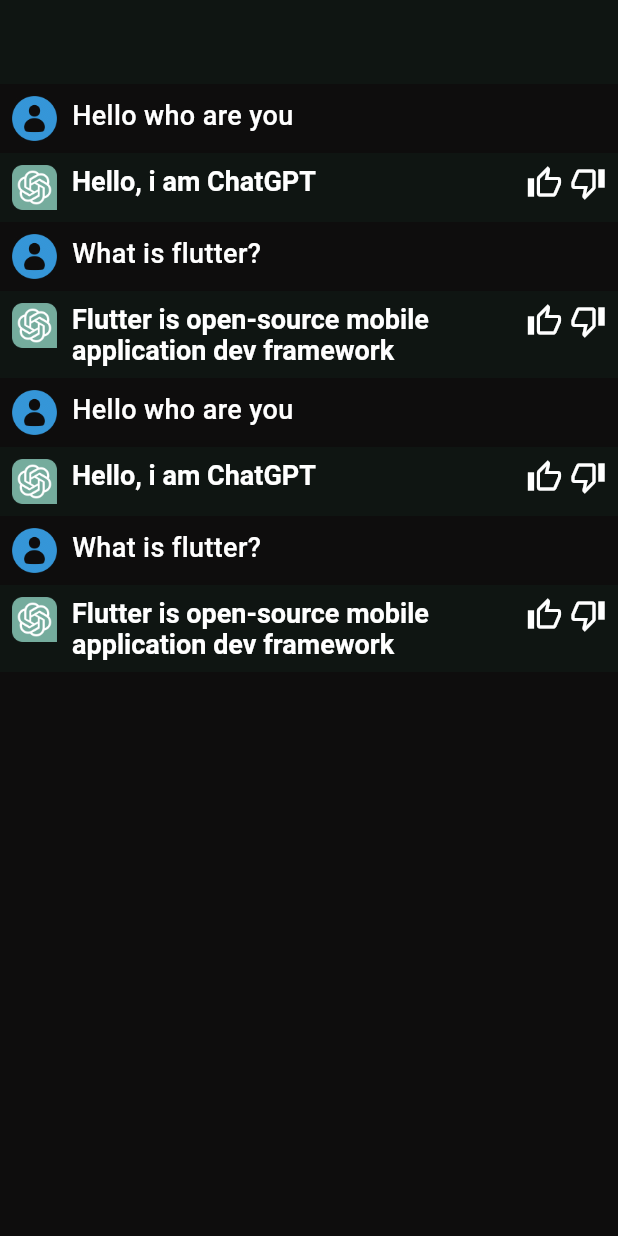
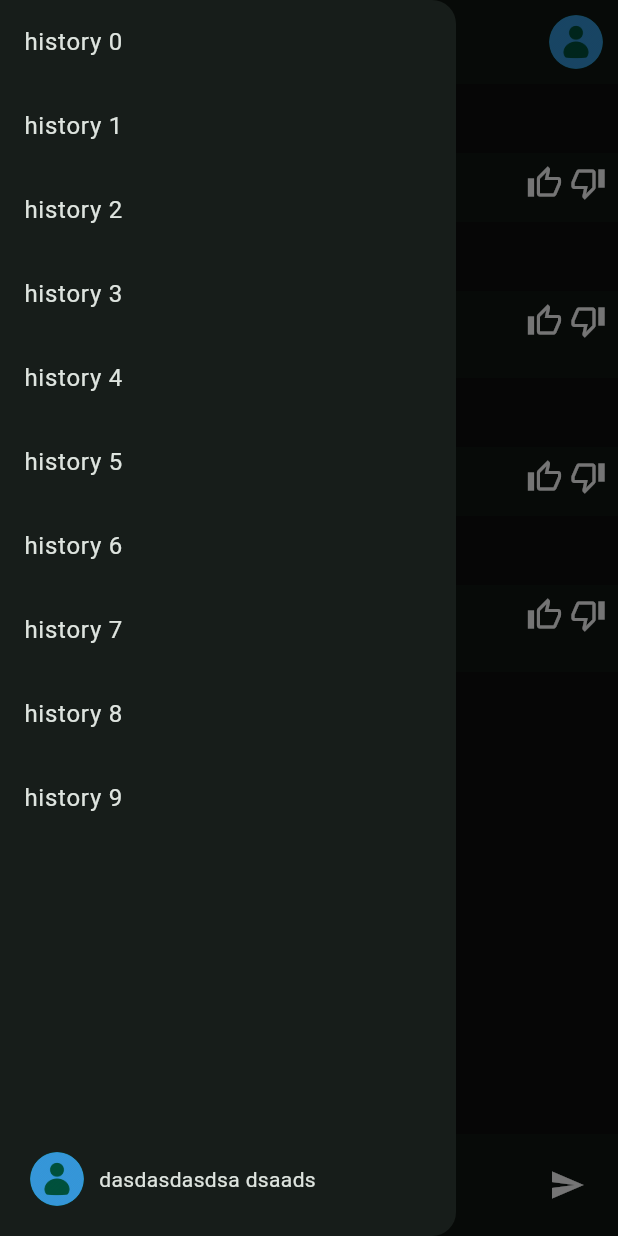
Before and after one commit to rostikKalabishka/ai_chat, a Flutter app: the screen it shows after launch, with the side drawer open (before the commit the screen has no drawer), on a phone screen of 412 x 824 dp. Run offline on Flutter 3.47's test engine with Material 3 defaults, Android fonts, the phone set to English and light mode, and no system bars; drawn by our look-alikes of animated_text_kit; our stand-ins replace firebase_core, flutter_spinkit; accounts and stored records are empty.

Commit message:
add drawer widget

```diff
--- a/lib/screens/chat/view/chat_screen.dart
+++ b/lib/screens/chat/view/chat_screen.dart
@@ -1,6 +1,9 @@
+import 'package:ai_chat/core/ui/assets_manager/assets_manager.dart';
 import 'package:ai_chat/main.dart';
 import 'package:ai_chat/screens/chat/widgets/chat_widget.dart';
+import 'package:ai_chat/screens/chat/widgets/drawer_widget.dart';
 import 'package:flutter/material.dart';
+import 'package:flutter_spinkit/flutter_spinkit.dart';
 
 class ChatScreen extends StatefulWidget {
   const ChatScreen({super.key});
@@ -17,7 +20,7 @@
 
   @override
   void initState() {
-    TextEditingController _textFieldController = TextEditingController();
+    _textFieldController = TextEditingController();
     _scrollController = ScrollController();
     focusNode = FocusNode();
     super.initState();
@@ -33,6 +36,7 @@
 
   @override
   Widget build(BuildContext context) {
+    final theme = Theme.of(context);
     final chatMessages = [
       {'message': 'Hello who are you', 'chatIndex': 0},
       {'message': 'Hello, i am ChatGPT', 'chatIndex': 1},
@@ -50,12 +54,34 @@
       },
     ];
     return Scaffold(
-      appBar: AppBar(),
+      drawer: DrawerWidget(),
+      appBar: AppBar(
+        // leading: IconButton(
+        //   icon: const Icon(Icons.menu),
+        //   onPressed: () {},
+        // ),
+        actions: [
+          Padding(
+            padding: const EdgeInsets.symmetric(horizontal: 10),
+            child: GestureDetector(
+              onTap: () {},
+              child: CircleAvatar(
+                radius: 18,
+                child: ClipOval(
+                  child: Image.asset(
+                    AssetsManager.userImage,
+                  ),
+                ),
+              ),
+            ),
+          ),
+        ],
+      ),
       body: Center(
         child: SafeArea(
           child: Column(
             children: [
-              Expanded(
+              Flexible(
                 child: ListView.builder(
                   itemBuilder: (context, index) {
                     return ChatWidget(
@@ -67,6 +93,42 @@
                   itemCount: chatMessages.length,
                   // controller: _scrollController,
                 ),
+              ),
+              if (_isTyping) ...[
+                const SpinKitThreeBounce(
+                  color: Color.fromARGB(255, 106, 153, 107),
+                  size: 18,
+                ),
+              ],
+              const SizedBox(
+                height: 20,
+              ),
+              Material(
+                color: theme.cardColor,
+                child: Padding(
+                  padding: const EdgeInsets.all(10.0),
+                  child: Row(
+                    children: [
+                      Expanded(
+                        child: TextField(
+                          style: const TextStyle(color: Colors.white),
+                          controller: _textFieldController,
+                          onSubmitted: (value) {},
+                          decoration: const InputDecoration.collapsed(
+                            hintText: 'How can i help you',
+                            hintStyle: TextStyle(color: Colors.grey),
+                          ),
+                        ),
+                      ),
+                      IconButton(
+                          onPressed: () {},
+                          icon: const Icon(
+                            Icons.send,
+                            color: Colors.white,
+                          ))
+                    ],
+                  ),
+                ),
               )
             ],
           ),
--- /dev/null
+++ b/lib/screens/chat/widgets/drawer_widget.dart
@@ -0,0 +1,46 @@
+import 'package:ai_chat/core/ui/assets_manager/assets_manager.dart';
+import 'package:flutter/material.dart';
+
+class DrawerWidget extends StatelessWidget {
+  const DrawerWidget({super.key});
+
+  @override
+  Widget build(BuildContext context) {
+    return Drawer(
+        child: Column(
+      children: [
+        Flexible(
+          child: ListView.builder(
+              itemCount: 10,
+              itemBuilder: (context, index) {
+                return ListTile(
+                  title: Text('history $index'),
+                );
+              }),
+        ),
+        const SizedBox(
+          height: 20,
+        ),
+        Padding(
+          padding: const EdgeInsets.symmetric(vertical: 20, horizontal: 20),
+          child: Row(
+            children: [
+              CircleAvatar(
+                radius: 18,
+                child: ClipOval(
+                  child: Image.asset(
+                    AssetsManager.userImage,
+                  ),
+                ),
+              ),
+              SizedBox(
+                width: 10,
+              ),
+              Text('dasdasdasdsa dsaads')
+            ],
+          ),
+        )
+      ],
+    ));
+  }
+}
```
